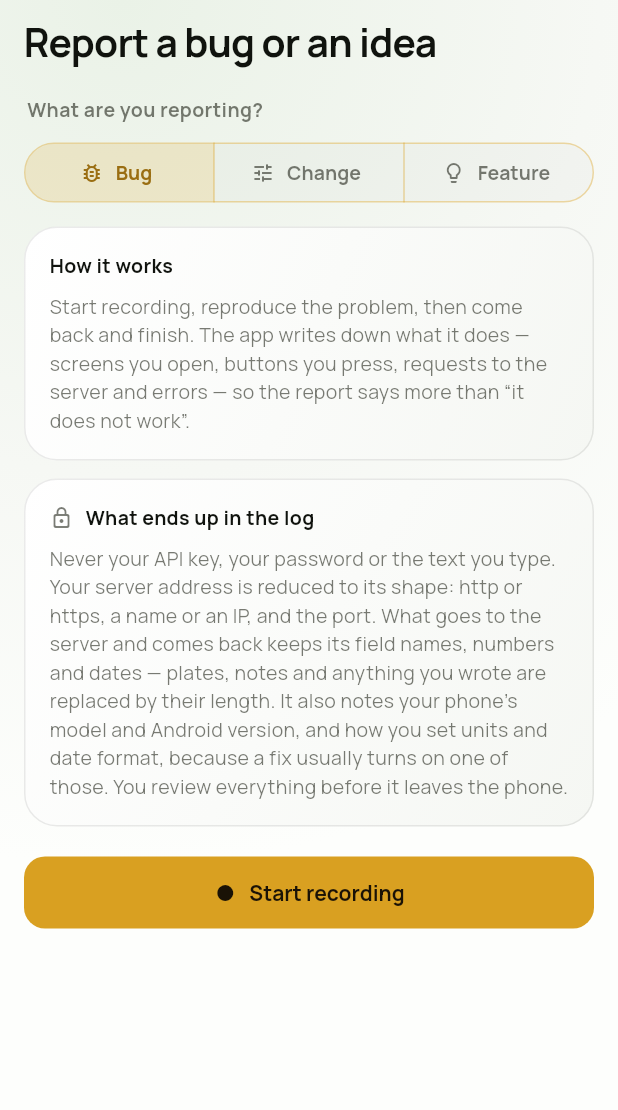
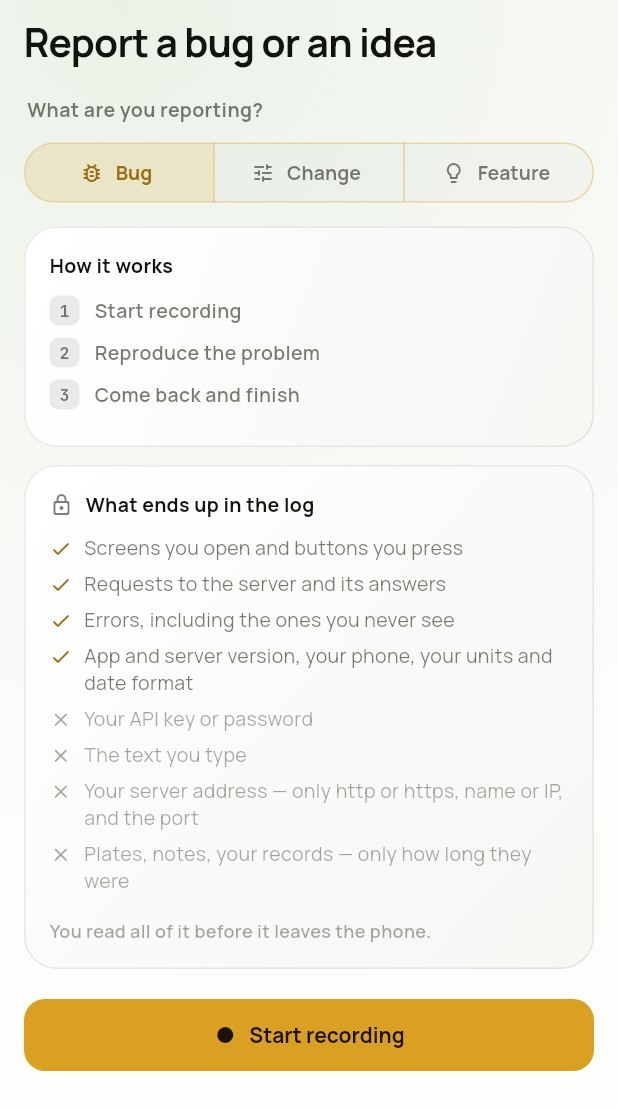
Before and after one commit to DoYouHost/lubelogger-mobile, a Flutter app: the BugReportScreen screen opened by its route, on a phone screen of 412 x 824 dp. Shown: the top 1110 px of the screen. Run offline on Flutter 3.47's test engine with Material 3 defaults, Android fonts, the phone set to English and light mode, and no system bars; our stand-ins replace device_info_plus, dio, file_picker, fl_chart, flutter_local_notifications, flutter_riverpod and 6 more; missing offline and left inert: quick_actions, workmanager; accounts and stored records are empty.

Commit message:
style(bug-report): break the intro and privacy walls into scannable rows

```diff
--- a/lib/features/bug_report/bug_report_screen.dart
+++ b/lib/features/bug_report/bug_report_screen.dart
@@ -139,12 +139,29 @@ class _IdleViewState extends ConsumerState<_IdleView> {
   }
 
   List<Widget> _bugSteps(AppLocalizations l10n) => [
-    _Card(title: l10n.bugReportIntroHeader, body: l10n.bugReportIntroBody),
+    _Card(
+      title: l10n.bugReportIntroHeader,
+      rows: [
+        _Step(1, l10n.bugReportStepRecord),
+        _Step(2, l10n.bugReportStepReproduce),
+        _Step(3, l10n.bugReportStepFinish),
+      ],
+    ),
     const SizedBox(height: 12),
     _Card(
       title: l10n.bugReportPrivacyHeader,
-      body: l10n.bugReportPrivacyBody,
       icon: Icons.lock_outline_rounded,
+      rows: [
+        _Fact.kept(l10n.bugReportLogScreens),
+        _Fact.kept(l10n.bugReportLogRequests),
+        _Fact.kept(l10n.bugReportLogErrors),
+        _Fact.kept(l10n.bugReportLogSetup),
+        _Fact.never(l10n.bugReportLogNoKey),
+        _Fact.never(l10n.bugReportLogNoTyping),
+        _Fact.never(l10n.bugReportLogNoAddress),
+        _Fact.never(l10n.bugReportLogNoData),
+      ],
+      note: l10n.bugReportReviewFirst,
     ),
     const SizedBox(height: 20),
     logTag(
@@ -174,8 +191,16 @@ class _IdleViewState extends ConsumerState<_IdleView> {
       const SizedBox(height: 12),
       _Card(
         title: l10n.bugReportRequestPrivacyHeader,
-        body: l10n.bugReportRequestPrivacyBody,
         icon: Icons.lock_outline_rounded,
+        rows: [
+          _Fact.kept(l10n.bugReportRequestWhatYouWrite),
+          // Named because it is the one thing about the phone that bears on an
+          // idea: whether it is already done in a build the user does not have.
+          _Fact.kept(l10n.bugReportRequestVersions),
+          _Fact.never(l10n.bugReportRequestNoLog),
+          _Fact.never(l10n.bugReportRequestNoData),
+        ],
+        note: l10n.bugReportRequestPublic,
       ),
       const SizedBox(height: 12),
       _DescriptionField(
@@ -1229,16 +1254,135 @@ class _RawBlock extends StatelessWidget {
   }
 }
 
+/// One line of a card's list, with a mark in front of it.
+///
+/// The marks do the work a sub-heading would otherwise do: a tick is something
+/// the report carries, a cross is something it does not. Both are good news
+/// here, so the cross is grey rather than red — it is not a warning, it is the
+/// half of the promise the reader came for.
+class _Fact extends StatelessWidget {
+  const _Fact(this.text, {required this.included});
+
+  const _Fact.kept(String text) : this(text, included: true);
+  const _Fact.never(String text) : this(text, included: false);
+
+  final String text;
+  final bool included;
+
+  @override
+  Widget build(BuildContext context) {
+    final t = DashTokens.of(context);
+    return Padding(
+      padding: const EdgeInsets.only(bottom: 6),
+      child: Row(
+        crossAxisAlignment: CrossAxisAlignment.start,
+        children: [
+          Padding(
+            padding: const EdgeInsets.only(top: 2),
+            child: Icon(
+              included ? Icons.check_rounded : Icons.close_rounded,
+              size: 15,
+              color: included ? t.accentGoldInk : t.textTertiary,
+            ),
+          ),
+          const SizedBox(width: 8),
+          Expanded(
+            child: Text(
+              text,
+              style: TextStyle(
+                fontFamily: DashTokens.fontUi,
+                fontSize: 13,
+                height: 1.35,
+                color: included ? t.textSecondary : t.textTertiary,
+              ),
+            ),
+          ),
+        ],
+      ),
+    );
+  }
+}
+
+/// A numbered step. Three of these replace the paragraph that used to explain
+/// the same three things in prose.
+class _Step extends StatelessWidget {
+  const _Step(this.number, this.text);
+
+  final int number;
+  final String text;
+
+  @override
+  Widget build(BuildContext context) {
+    final t = DashTokens.of(context);
+    return Padding(
+      padding: const EdgeInsets.only(bottom: 8),
+      child: Row(
+        crossAxisAlignment: CrossAxisAlignment.start,
+        children: [
+          Container(
+            width: 20,
+            height: 20,
+            alignment: Alignment.center,
+            decoration: BoxDecoration(
+              color: t.cardBorder,
+              borderRadius: BorderRadius.circular(6),
+            ),
+            child: Text(
+              '$number',
+              style: TextStyle(
+                fontFamily: DashTokens.fontMono,
+                fontSize: 11,
+                fontWeight: FontWeight.w700,
+                color: t.textSecondary,
+              ),
+            ),
+          ),
+          const SizedBox(width: 10),
+          Expanded(
+            child: Padding(
+              padding: const EdgeInsets.only(top: 1),
+              child: Text(
+                text,
+                style: TextStyle(
+                  fontFamily: DashTokens.fontUi,
+                  fontSize: 13,
+                  height: 1.35,
+                  fontWeight: FontWeight.w600,
+                  color: t.textSecondary,
+                ),
+              ),
+            ),
+          ),
+        ],
+      ),
+    );
+  }
+}
+
 class _Card extends StatelessWidget {
   const _Card({
     required this.title,
-    required this.body,
+    this.body,
+    this.rows = const [],
+    this.note,
     this.icon,
     this.footer,
   });
 
   final String title;
-  final String body;
+
+  /// A short lead. Optional, because most of these cards are better as [rows]:
+  /// a consent notice nobody reads is worse consent than a list of six lines
+  /// somebody skims.
+  final String? body;
+
+  /// The card's content as one scannable line each.
+  final List<Widget> rows;
+
+  /// A closing line under the rows, for the one thing that is not a fact about
+  /// the list above it.
+  final String? note;
+
   final IconData? icon;
 
   /// Buttons belonging to this card, when it asks for a decision.
@@ -1277,9 +1421,10 @@ class _Card extends StatelessWidget {
               ),
             ],
           ),
+          if (body case final String lead) ...[
             const SizedBox(height: 8),
             Text(
-            body,
+              lead,
               style: TextStyle(
                 fontFamily: DashTokens.fontUi,
                 fontSize: 13,
@@ -1287,6 +1432,21 @@ class _Card extends StatelessWidget {
                 color: t.textSecondary,
               ),
             ),
+          ],
+          if (rows.isNotEmpty) ...[const SizedBox(height: 10), ...rows],
+          if (note case final String closing) ...[
+            const SizedBox(height: 10),
+            Text(
+              closing,
+              style: TextStyle(
+                fontFamily: DashTokens.fontUi,
+                fontSize: 12,
+                height: 1.4,
+                fontWeight: FontWeight.w600,
+                color: t.textTertiary,
+              ),
+            ),
+          ],
           if (footer != null) ...[const SizedBox(height: 14), footer!],
         ],
       ),
--- a/lib/l10n/app_en.arb
+++ b/lib/l10n/app_en.arb
@@ -340,12 +340,10 @@
   "settingsDiagnosticsNote": "Report a bug with a recording of what the app was doing, or ask for a change or a new feature.",
   "bugReportTitle": "Report a bug or an idea",
   "bugReportIntroHeader": "How it works",
-  "bugReportIntroBody": "Start recording, reproduce the problem, then come back and finish. The app writes down what it does — screens you open, buttons you press, requests to the server and errors — so the report says more than “it does not work”.",
   "bugReportPrivacyHeader": "What ends up in the log",
-  "bugReportPrivacyBody": "Never your API key, your password or the text you type. Your server address is reduced to its shape: http or https, a name or an IP, and the port. What goes to the server and comes back keeps its field names, numbers and dates — plates, notes and anything you wrote are replaced by their length. It also notes your phone's model and Android version, and how you set units and date format, because a fix usually turns on one of those. You review everything before it leaves the phone.",
   "bugReportStart": "Start recording",
   "bugReportRecordingHeader": "Recording",
-  "bugReportRecordingBody": "Go back to the app and reproduce the problem. The recording bar stays with you — drag it aside or collapse it if it gets in the way, and use it to mark the moment it breaks and to finish.",
+  "bugReportRecordingBody": "Go back and reproduce it. The bar follows you — use it to mark the moment it breaks, and to finish.",
   "bugReportLimit": "A recording stops by itself after {minutes} minutes.",
   "@bugReportLimit": {
     "placeholders": {
@@ -458,16 +456,33 @@
   "bugReportKindChange": "Change",
   "bugReportKindFeature": "Feature",
   "bugReportChangeHeader": "Request a change",
-  "bugReportChangeBody": "Something works, but not the way it should. Say what it does now and what it should do instead. Nothing to record — this one is settled by reading it.",
+  "bugReportChangeBody": "Something works, but not the way it should.",
   "bugReportFeatureHeader": "Request a feature",
-  "bugReportFeatureBody": "Something the app cannot do yet. Say what you are trying to do and why the current way does not get you there. Nothing to record.",
+  "bugReportFeatureBody": "Something the app cannot do yet.",
   "bugReportRequestPrivacyHeader": "What gets sent",
-  "bugReportRequestPrivacyBody": "What you write, and the app and server version you are on — so nobody asks whether it already exists in a newer build. No log, nothing about your vehicles, nothing about your phone. It becomes a public issue on GitHub that anyone can read and that stays for good.",
   "bugReportChangeLabel": "What should change?",
   "bugReportChangeHint": "What it does now, and what it should do instead.",
   "bugReportFeatureLabel": "What is missing?",
   "bugReportFeatureHint": "What you want to do, and why the app does not let you.",
   "bugReportRequestRequired": "Write what you are asking for — an empty request cannot be acted on.",
   "bugReportRequestSentBody": "Thank you. The issue is open.",
-  "bugReportCancelSend": "Cancel sending"
+  "bugReportCancelSend": "Cancel sending",
+
+  "bugReportStepRecord": "Start recording",
+  "bugReportStepReproduce": "Reproduce the problem",
+  "bugReportStepFinish": "Come back and finish",
+  "bugReportLogScreens": "Screens you open and buttons you press",
+  "bugReportLogRequests": "Requests to the server and its answers",
+  "bugReportLogErrors": "Errors, including the ones you never see",
+  "bugReportLogSetup": "App and server version, your phone, your units and date format",
+  "bugReportLogNoKey": "Your API key or password",
+  "bugReportLogNoTyping": "The text you type",
+  "bugReportLogNoAddress": "Your server address — only http or https, name or IP, and the port",
+  "bugReportLogNoData": "Plates, notes, your records — only how long they were",
+  "bugReportReviewFirst": "You read all of it before it leaves the phone.",
+  "bugReportRequestWhatYouWrite": "What you write",
+  "bugReportRequestVersions": "App and server version",
+  "bugReportRequestNoLog": "No log, no recording",
+  "bugReportRequestNoData": "Nothing about your vehicles or your phone",
+  "bugReportRequestPublic": "It becomes a public issue on GitHub — anyone can read it, and it stays."
 }
--- a/lib/l10n/app_localizations.dart
+++ b/lib/l10n/app_localizations.dart
@@ -1352,24 +1352,12 @@ abstract class AppLocalizations {
   /// **'How it works'**
   String get bugReportIntroHeader;
 
-  /// No description provided for @bugReportIntroBody.
-  ///
-  /// In en, this message translates to:
-  /// **'Start recording, reproduce the problem, then come back and finish. The app writes down what it does — screens you open, buttons you press, requests to the server and errors — so the report says more than “it does not work”.'**
-  String get bugReportIntroBody;
-
   /// No description provided for @bugReportPrivacyHeader.
   ///
   /// In en, this message translates to:
   /// **'What ends up in the log'**
   String get bugReportPrivacyHeader;
 
-  /// No description provided for @bugReportPrivacyBody.
-  ///
-  /// In en, this message translates to:
-  /// **'Never your API key, your password or the text you type. Your server address is reduced to its shape: http or https, a name or an IP, and the port. What goes to the server and comes back keeps its field names, numbers and dates — plates, notes and anything you wrote are replaced by their length. It also notes your phone\'s model and Android version, and how you set units and date format, because a fix usually turns on one of those. You review everything before it leaves the phone.'**
-  String get bugReportPrivacyBody;
-
   /// No description provided for @bugReportStart.
   ///
   /// In en, this message translates to:
@@ -1385,7 +1373,7 @@ abstract class AppLocalizations {
   /// No description provided for @bugReportRecordingBody.
   ///
   /// In en, this message translates to:
-  /// **'Go back to the app and reproduce the problem. The recording bar stays with you — drag it aside or collapse it if it gets in the way, and use it to mark the moment it breaks and to finish.'**
+  /// **'Go back and reproduce it. The bar follows you — use it to mark the moment it breaks, and to finish.'**
   String get bugReportRecordingBody;
 
   /// No description provided for @bugReportLimit.
@@ -1733,7 +1721,7 @@ abstract class AppLocalizations {
   /// No description provided for @bugReportChangeBody.
   ///
   /// In en, this message translates to:
-  /// **'Something works, but not the way it should. Say what it does now and what it should do instead. Nothing to record — this one is settled by reading it.'**
+  /// **'Something works, but not the way it should.'**
   String get bugReportChangeBody;
 
   /// No description provided for @bugReportFeatureHeader.
@@ -1745,7 +1733,7 @@ abstract class AppLocalizations {
   /// No description provided for @bugReportFeatureBody.
   ///
   /// In en, this message translates to:
-  /// **'Something the app cannot do yet. Say what you are trying to do and why the current way does not get you there. Nothing to record.'**
+  /// **'Something the app cannot do yet.'**
   String get bugReportFeatureBody;
 
   /// No description provided for @bugReportRequestPrivacyHeader.
@@ -1754,12 +1742,6 @@ abstract class AppLocalizations {
   /// **'What gets sent'**
   String get bugReportRequestPrivacyHeader;
 
-  /// No description provided for @bugReportRequestPrivacyBody.
-  ///
-  /// In en, this message translates to:
-  /// **'What you write, and the app and server version you are on — so nobody asks whether it already exists in a newer build. No log, nothing about your vehicles, nothing about your phone. It becomes a public issue on GitHub that anyone can read and that stays for good.'**
-  String get bugReportRequestPrivacyBody;
-
   /// No description provided for @bugReportChangeLabel.
   ///
   /// In en, this message translates to:
@@ -1801,6 +1783,108 @@ abstract class AppLocalizations {
   /// In en, this message translates to:
   /// **'Cancel sending'**
   String get bugReportCancelSend;
+
+  /// No description provided for @bugReportStepRecord.
+  ///
+  /// In en, this message translates to:
+  /// **'Start recording'**
+  String get bugReportStepRecord;
+
+  /// No description provided for @bugReportStepReproduce.
+  ///
+  /// In en, this message translates to:
+  /// **'Reproduce the problem'**
+  String get bugReportStepReproduce;
+
+  /// No description provided for @bugReportStepFinish.
+  ///
+  /// In en, this message translates to:
+  /// **'Come back and finish'**
+  String get bugReportStepFinish;
+
+  /// No description provided for @bugReportLogScreens.
+  ///
+  /// In en, this message translates to:
+  /// **'Screens you open and buttons you press'**
+  String get bugReportLogScreens;
+
+  /// No description provided for @bugReportLogRequests.
+  ///
+  /// In en, this message translates to:
+  /// **'Requests to the server and its answers'**
+  String get bugReportLogRequests;
+
+  /// No description provided for @bugReportLogErrors.
+  ///
+  /// In en, this message translates to:
+  /// **'Errors, including the ones you never see'**
+  String get bugReportLogErrors;
+
+  /// No description provided for @bugReportLogSetup.
+  ///
+  /// In en, this message translates to:
+  /// **'App and server version, your phone, your units and date format'**
+  String get bugReportLogSetup;
+
+  /// No description provided for @bugReportLogNoKey.
+  ///
+  /// In en, this message translates to:
+  /// **'Your API key or password'**
+  String get bugReportLogNoKey;
+
+  /// No description provided for @bugReportLogNoTyping.
+  ///
+  /// In en, this message translates to:
+  /// **'The text you type'**
+  String get bugReportLogNoTyping;
+
+  /// No description provided for @bugReportLogNoAddress.
+  ///
+  /// In en, this message translates to:
+  /// **'Your server address — only http or https, name or IP, and the port'**
+  String get bugReportLogNoAddress;
+
+  /// No description provided for @bugReportLogNoData.
+  ///
+  /// In en, this message translates to:
+  /// **'Plates, notes, your records — only how long they were'**
+  String get bugReportLogNoData;
+
+  /// No description provided for @bugReportReviewFirst.
+  ///
+  /// In en, this message translates to:
+  /// **'You read all of it before it leaves the phone.'**
+  String get bugReportReviewFirst;
+
+  /// No description provided for @bugReportRequestWhatYouWrite.
+  ///
+  /// In en, this message translates to:
+  /// **'What you write'**
+  String get bugReportRequestWhatYouWrite;
+
+  /// No description provided for @bugReportRequestVersions.
+  ///
+  /// In en, this message translates to:
+  /// **'App and server version'**
+  String get bugReportRequestVersions;
+
+  /// No description provided for @bugReportRequestNoLog.
+  ///
+  /// In en, this message translates to:
+  /// **'No log, no recording'**
+  String get bugReportRequestNoLog;
+
+  /// No description provided for @bugReportRequestNoData.
+  ///
+  /// In en, this message translates to:
+  /// **'Nothing about your vehicles or your phone'**
+  String get bugReportRequestNoData;
+
+  /// No description provided for @bugReportRequestPublic.
+  ///
+  /// In en, this message translates to:
+  /// **'It becomes a public issue on GitHub — anyone can read it, and it stays.'**
+  String get bugReportRequestPublic;
 }
 
 class _AppLocalizationsDelegate
--- a/lib/l10n/app_localizations_en.dart
+++ b/lib/l10n/app_localizations_en.dart
@@ -695,15 +695,7 @@ class AppLocalizationsEn extends AppLocalizations {
   String get bugReportIntroHeader => 'How it works';
 
   @override
-  String get bugReportIntroBody =>
-      'Start recording, reproduce the problem, then come back and finish. The app writes down what it does — screens you open, buttons you press, requests to the server and errors — so the report says more than “it does not work”.';
-
-  @override
   String get bugReportPrivacyHeader => 'What ends up in the log';
-
-  @override
-  String get bugReportPrivacyBody =>
-      'Never your API key, your password or the text you type. Your server address is reduced to its shape: http or https, a name or an IP, and the port. What goes to the server and comes back keeps its field names, numbers and dates — plates, notes and anything you wrote are replaced by their length. It also notes your phone\'s model and Android version, and how you set units and date format, because a fix usually turns on one of those. You review everything before it leaves the phone.';
 
   @override
   String get bugReportStart => 'Start recording';
@@ -713,7 +705,7 @@ class AppLocalizationsEn extends AppLocalizations {
 
   @override
   String get bugReportRecordingBody =>
-      'Go back to the app and reproduce the problem. The recording bar stays with you — drag it aside or collapse it if it gets in the way, and use it to mark the moment it breaks and to finish.';
+      'Go back and reproduce it. The bar follows you — use it to mark the moment it breaks, and to finish.';
 
   @override
   String bugReportLimit(int minutes) {
@@ -924,21 +916,16 @@ class AppLocalizationsEn extends AppLocalizations {
 
   @override
   String get bugReportChangeBody =>
-      'Something works, but not the way it should. Say what it does now and what it should do instead. Nothing to record — this one is settled by reading it.';
+      'Something works, but not the way it should.';
 
   @override
   String get bugReportFeatureHeader => 'Request a feature';
 
   @override
-  String get bugReportFeatureBody =>
-      'Something the app cannot do yet. Say what you are trying to do and why the current way does not get you there. Nothing to record.';
+  String get bugReportFeatureBody => 'Something the app cannot do yet.';
 
   @override
   String get bugReportRequestPrivacyHeader => 'What gets sent';
-
-  @override
-  String get bugReportRequestPrivacyBody =>
-      'What you write, and the app and server version you are on — so nobody asks whether it already exists in a newer build. No log, nothing about your vehicles, nothing about your phone. It becomes a public issue on GitHub that anyone can read and that stays for good.';
 
   @override
   String get bugReportChangeLabel => 'What should change?';
@@ -963,4 +950,61 @@ class AppLocalizationsEn extends AppLocalizations {
 
   @override
   String get bugReportCancelSend => 'Cancel sending';
+
+  @override
+  String get bugReportStepRecord => 'Start recording';
+
+  @override
+  String get bugReportStepReproduce => 'Reproduce the problem';
+
+  @override
+  String get bugReportStepFinish => 'Come back and finish';
+
+  @override
+  String get bugReportLogScreens => 'Screens you open and buttons you press';
+
+  @override
+  String get bugReportLogRequests => 'Requests to the server and its answers';
+
+  @override
+  String get bugReportLogErrors => 'Errors, including the ones you never see';
+
+  @override
+  String get bugReportLogSetup =>
+      'App and server version, your phone, your units and date format';
+
+  @override
+  String get bugReportLogNoKey => 'Your API key or password';
+
+  @override
+  String get bugReportLogNoTyping => 'The text you type';
+
+  @override
+  String get bugReportLogNoAddress =>
+      'Your server address — only http or https, name or IP, and the port';
+
+  @override
+  String get bugReportLogNoData =>
+      'Plates, notes, your records — only how long they were';
+
+  @override
+  String get bugReportReviewFirst =>
+      'You read all of it before it leaves the phone.';
+
+  @override
+  String get bugReportRequestWhatYouWrite => 'What you write';
+
+  @override
+  String get bugReportRequestVersions => 'App and server version';
+
+  @override
+  String get bugReportRequestNoLog => 'No log, no recording';
+
+  @override
+  String get bugReportRequestNoData =>
+      'Nothing about your vehicles or your phone';
+
+  @override
+  String get bugReportRequestPublic =>
+      'It becomes a public issue on GitHub — anyone can read it, and it stays.';
 }
```
Also changed, not shown: lib/l10n/app_localizations_pl.dart (+58 -17 lines), lib/l10n/app_pl.arb (+22 -7 lines). Lines whose indentation alone changed are shown as unchanged.
